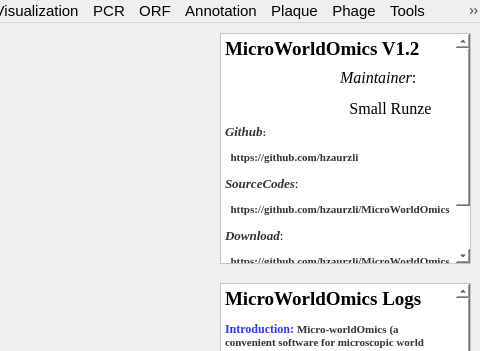
hzaurzli/MicroWorldOmics, file MicroWorldOmics.ui: the form before one commit; both pictures show x 370 to 850 and y 0 to 351 of the 850 by 488 pixel window.
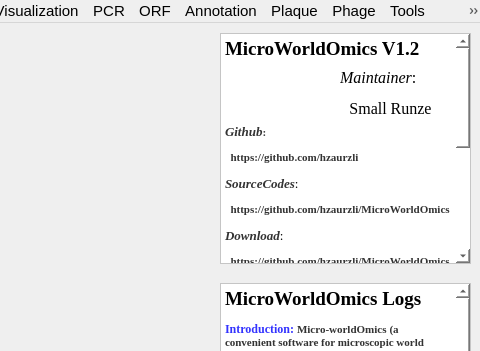
The form after the commit. Icons and pictures are not drawn.

```diff
--- a/MicroWorldOmics.ui
+++ b/MicroWorldOmics.ui
@@ -1328,7 +1328,13 @@
 &lt;p style=&quot; margin-top:12px; margin-bottom:12px; margin-left:0px; margin-right:0px; -qt-block-indent:0; text-indent:0px;&quot;&gt;&lt;span style=&quot; font-family:'-webkit-standard'; font-size:10pt; font-style:italic; color:rgba(0,0,0,0.8);&quot;&gt;Download&lt;/span&gt;&lt;span style=&quot; font-family:'SimSun'; font-size:10pt; font-weight:400;&quot;&gt;: &lt;/span&gt;&lt;/p&gt;
 &lt;p style=&quot; margin-top:12px; margin-bottom:12px; margin-left:0px; margin-right:0px; -qt-block-indent:0; text-indent:0px;&quot;&gt;&lt;span style=&quot; font-family:'-webkit-standard'; font-size:8pt; color:rgba(0,0,0,0.8);&quot;&gt;  https://github.com/hzaurzli/MicroWorldOmics&lt;/span&gt;&lt;/p&gt;
 &lt;p style=&quot; margin-top:12px; margin-bottom:12px; margin-left:0px; margin-right:0px; -qt-block-indent:0; text-indent:0px;&quot;&gt;&lt;span style=&quot; font-family:'-webkit-standard'; font-size:10pt; font-style:italic; color:rgba(0,0,0,0.8);&quot;&gt;Email&lt;/span&gt;&lt;span style=&quot; font-family:'SimSun'; font-size:10pt; font-weight:400; font-style:italic;&quot;&gt;: &lt;/span&gt;&lt;/p&gt;
-&lt;p style=&quot; margin-top:12px; margin-bottom:12px; margin-left:0px; margin-right:0px; -qt-block-indent:0; text-indent:0px;&quot;&gt;&lt;span style=&quot; font-family:'-webkit-standard'; font-size:8pt; color:rgba(0,0,0,0.8);&quot;&gt;  yun_act@163.com&lt;/span&gt;&lt;/p&gt;&lt;/body&gt;&lt;/html&gt;</string>
+&lt;p style=&quot; margin-top:12px; margin-bottom:12px; margin-left:0px; margin-right:0px; -qt-block-indent:0; text-indent:0px;&quot;&gt;&lt;span style=&quot; font-family:'-webkit-standard'; font-size:8pt; color:rgba(0,0,0,0.8);&quot;&gt;  yun_act@163.com&lt;/span&gt;&lt;/p&gt;
+&lt;p style=&quot; margin-top:12px; margin-bottom:12px; margin-left:0px; margin-right:0px; -qt-block-indent:0; text-indent:0px;&quot;&gt;&lt;span style=&quot; font-family:'-webkit-standard'; font-size:10pt; font-style:italic; color:rgba(0,0,0,0.8);&quot;&gt;Hiplot&lt;/span&gt;&lt;span style=&quot; font-family:'SimSun'; font-size:10pt; font-style:italic;&quot;&gt;: &lt;/span&gt;&lt;/p&gt;
+&lt;p style=&quot; margin-top:12px; margin-bottom:12px; margin-left:0px; margin-right:0px; -qt-block-indent:0; text-indent:0px;&quot;&gt;&lt;span style=&quot; font-family:'-webkit-standard'; font-size:8pt; color:rgba(0,0,0,0.8);&quot;&gt;  https://hiplot.com.cn/cloud-tool/hiker-land/2525607?tab=1&lt;/span&gt;&lt;/p&gt;
+&lt;p style=&quot; margin-top:12px; margin-bottom:12px; margin-left:0px; margin-right:0px; -qt-block-indent:0; text-indent:0px;&quot;&gt;&lt;span style=&quot; font-family:'-webkit-standard'; font-size:10pt; font-style:italic; color:rgba(0,0,0,0.8);&quot;&gt;Jianshu&lt;/span&gt;&lt;span style=&quot; font-family:'SimSun'; font-size:10pt; font-style:italic;&quot;&gt;: &lt;/span&gt;&lt;/p&gt;
+&lt;p style=&quot; margin-top:12px; margin-bottom:12px; margin-left:0px; margin-right:0px; -qt-block-indent:0; text-indent:0px;&quot;&gt;&lt;span style=&quot; font-family:'-webkit-standard'; font-size:8pt; color:rgba(0,0,0,0.8);&quot;&gt;  https://www.jianshu.com/u/ecfc4115cd90&lt;/span&gt;&lt;/p&gt;
+&lt;p style=&quot; margin-top:12px; margin-bottom:12px; margin-left:0px; margin-right:0px; -qt-block-indent:0; text-indent:0px;&quot;&gt;&lt;span style=&quot; font-family:'-webkit-standard'; font-size:10pt; font-style:italic; color:rgba(0,0,0,0.8);&quot;&gt;Yueque&lt;/span&gt;&lt;span style=&quot; font-family:'SimSun'; font-size:10pt; font-style:italic;&quot;&gt;: &lt;/span&gt;&lt;/p&gt;
+&lt;p style=&quot; margin-top:12px; margin-bottom:12px; margin-left:0px; margin-right:0px; -qt-block-indent:0; text-indent:0px;&quot;&gt;&lt;span style=&quot; font-family:'-webkit-standard'; font-size:8pt; color:rgba(0,0,0,0.8);&quot;&gt;  https://www.yuque.com/u1629231/qd3xf6&lt;/span&gt;&lt;/p&gt;&lt;/body&gt;&lt;/html&gt;</string>
     </property>
    </widget>
    <widget class="QLabel" name="label_14">
```
Left out of the diff: 13 changed lines with no effect on the pictures.
